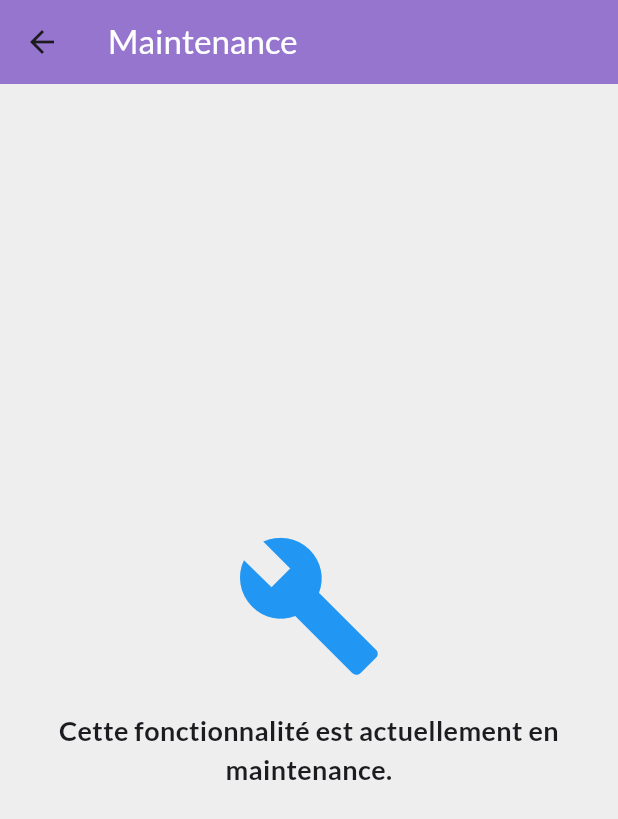
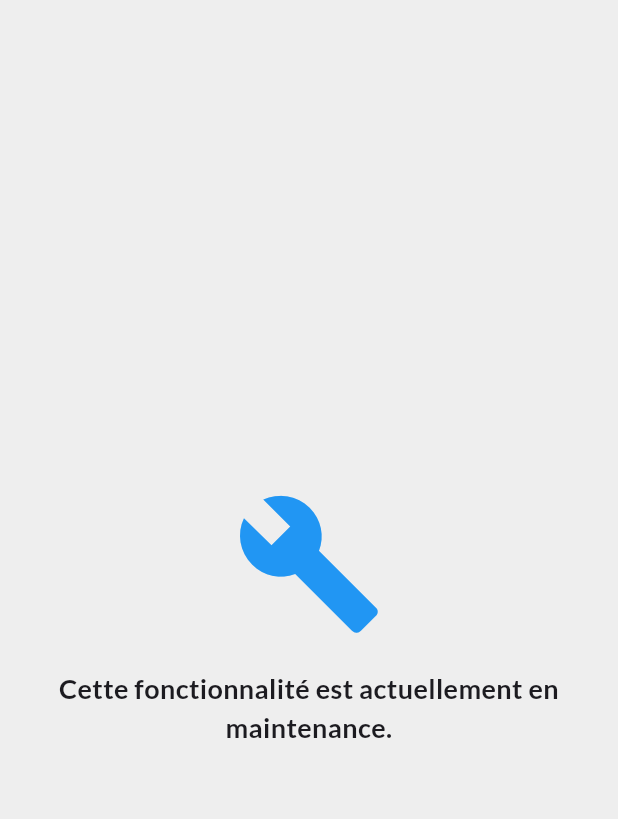
Before and after one commit to muthuxv/unity-hub, a Flutter app: the MaintenancePage screen opened directly, on a phone screen of 412 x 824 dp. Shown: the top 819 px of the screen. Run offline on Flutter 3.47's test engine with Material 3 defaults, Android fonts, the phone set to English and light mode, and no system bars; our stand-ins replace dio, firebase_auth, firebase_core, firebase_messaging, flutter_dotenv, flutter_local_notifications and 9 more; missing offline and left inert: flutter_webrtc, giphy_picker, github_sign_in_plus, random_avatar; accounts and stored records are empty; generated files the repository leaves out were written again; network calls fail.

```diff
--- a/front/lib/pages/maintenance_page.dart
+++ b/front/lib/pages/maintenance_page.dart
@@ -8,13 +8,6 @@ class MaintenancePage extends StatelessWidget {
   Widget build(BuildContext context) {
     return Scaffold(
       backgroundColor: Colors.grey[200],
-      appBar: AppBar(
-        backgroundColor: Colors.deepPurple[300],
-        title: Text(
-          AppLocalizations.of(context)!.maintenanceTitle,
-          style: const TextStyle(color: Colors.white),
-        ),
-      ),
       body: Center(
         child: Column(
           mainAxisAlignment: MainAxisAlignment.center,
```
Also changed, not shown: front/lib/pages/friend_page.dart (+5 -5 lines), 2 other files.
